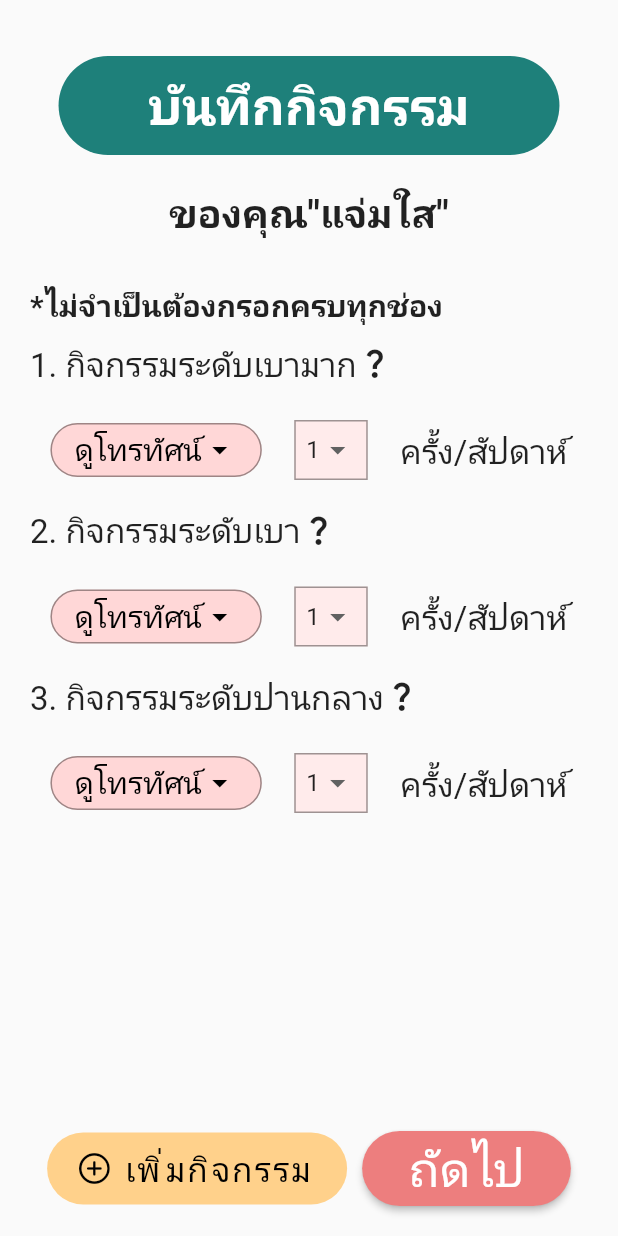
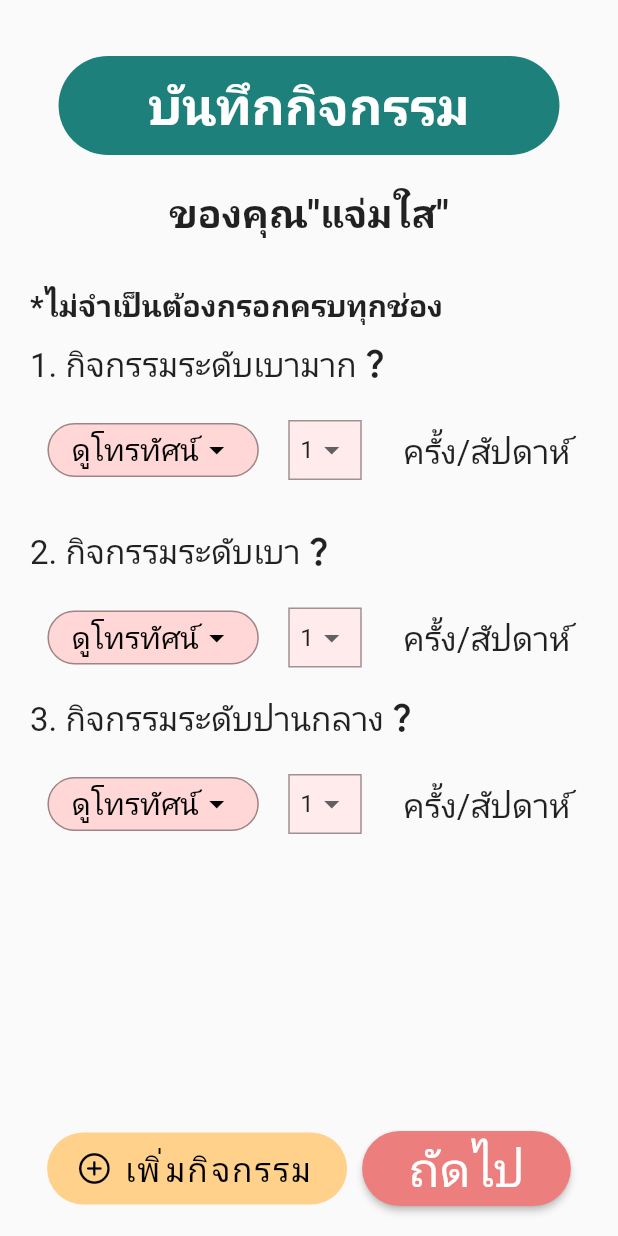
Before and after one commit to AINutritionProject/KinDeeUDee, a Flutter app: the ActivityForm screen opened directly, on a phone screen of 412 x 824 dp. Run offline on Flutter 3.47's test engine with Material 2 defaults, Android fonts, the phone set to English and light mode, and no system bars; our stand-ins replace camera, cloud_firestore, csv, dotted_border, firebase_auth, firebase_core and 6 more; missing offline and left inert: dart:ffi; accounts and stored records are empty.

Commit message:
remove ActivityDisplay's title show title in Activity_form body instead

```diff
--- a/lib/pages/information/activity_form.dart
+++ b/lib/pages/information/activity_form.dart
@@ -234,6 +234,9 @@ class _ActivityFormBodyState extends State<ActivityFormBody> {
     Activity(name: "", frequency: 1),
   ];
   Activity tempActivity = Activity(name: "", frequency: 1);
+  int extraLightAcitivitiesCount = 1;
+  int lightAcitivitiesCount = 1;
+  int mediumAcitivitiesCount = 1;
 
   @override
   Widget build(BuildContext context) {
@@ -248,8 +251,24 @@ class _ActivityFormBodyState extends State<ActivityFormBody> {
               style: TextStyle(fontSize: 20, fontWeight: FontWeight.w700),
             ),
           ),
-          ActivityDisplay(
-            title: "1. กิจกรรมระดับเบามาก",
+          const Padding(
+            padding: EdgeInsets.only(top: 10, bottom: 15),
+            child: Align(
+              alignment: Alignment.centerLeft,
+              child: Row(
+                children: [
+                  Text("1. กิจกรรมระดับเบามาก", style: TextStyle(fontSize: 22)),
+                  Icon(Icons.question_mark_outlined),
+                ],
+              ),
+            ),
+          ),
+          SizedBox(
+            height: 70.0 * extraLightAcitivitiesCount,
+            child: ListView.builder(
+              itemCount: extraLightAcitivitiesCount,
+              itemBuilder: (BuildContext context, int index) {
+                return ActivityDisplay(
                   nameColor: const Color(0xFFFFD7D7),
                   frequencyColor: const Color(0xFFFFEBEB),
                   data: lightActivities,
@@ -261,9 +280,23 @@ class _ActivityFormBodyState extends State<ActivityFormBody> {
                   setSelectedFrequency: (String val) {
                     activities[0].frequency = int.parse(val);
                   },
+                );
+              },
+            ),
+          ),
+          const Padding(
+            padding: EdgeInsets.only(top: 10, bottom: 15),
+            child: Align(
+              alignment: Alignment.centerLeft,
+              child: Row(
+                children: [
+                  Text("2. กิจกรรมระดับเบา", style: TextStyle(fontSize: 22)),
+                  Icon(Icons.question_mark_outlined),
+                ],
+              ),
+            ),
           ),
           ActivityDisplay(
-            title: "2. กิจกรรมระดับเบา",
             nameColor: const Color(0xFFFFD7D7),
             frequencyColor: const Color(0xFFFFEBEB),
             data: lightActivities,
@@ -276,8 +309,20 @@ class _ActivityFormBodyState extends State<ActivityFormBody> {
               activities[1].frequency = int.parse(val);
             },
           ),
+          const Padding(
+            padding: EdgeInsets.only(top: 10, bottom: 15),
+            child: Align(
+              alignment: Alignment.centerLeft,
+              child: Row(
+                children: [
+                  Text("3. กิจกรรมระดับปานกลาง",
+                      style: TextStyle(fontSize: 22)),
+                  Icon(Icons.question_mark_outlined),
+                ],
+              ),
+            ),
+          ),
           ActivityDisplay(
-            title: "3. กิจกรรมระดับปานกลาง",
             nameColor: const Color(0xFFFFD7D7),
             frequencyColor: const Color(0xFFFFEBEB),
             data: lightActivities,
@@ -297,22 +342,19 @@ class _ActivityFormBodyState extends State<ActivityFormBody> {
 }
 
 class ActivityDisplay extends StatefulWidget {
-  final String title;
   final Function(String val) setSelectedName;
   final Function(String val) setSelectedFrequency;
   final Color nameColor;
   final Color frequencyColor;
-  final IconData titleIcon;
   final List<String> data;
-  const ActivityDisplay(
-      {super.key,
-      this.title = "",
+  const ActivityDisplay({
+    super.key,
     required this.setSelectedName,
     required this.setSelectedFrequency,
     required this.data,
     this.nameColor = Colors.white,
     this.frequencyColor = Colors.white,
-      this.titleIcon = Icons.question_mark_outlined});
+  });
 
   @override
   State<ActivityDisplay> createState() => _ActivityDisplayState();
@@ -323,18 +365,6 @@ class _ActivityDisplayState extends State<ActivityDisplay> {
   Widget build(BuildContext context) {
     return Column(
       children: [
-        Padding(
-          padding: const EdgeInsets.only(top: 10, bottom: 15),
-          child: Align(
-            alignment: Alignment.centerLeft,
-            child: Row(
-              children: [
-                Text(widget.title, style: const TextStyle(fontSize: 22)),
-                Icon(widget.titleIcon),
-              ],
-            ),
-          ),
-        ),
         Row(
           mainAxisAlignment: MainAxisAlignment.spaceEvenly,
           children: [
@@ -351,9 +381,12 @@ class _ActivityDisplayState extends State<ActivityDisplay> {
               buttonColor: widget.frequencyColor,
               setSelectedItem: widget.setSelectedFrequency,
             ),
-            const Text(
+            const Padding(
+              padding: EdgeInsets.only(left: 8.0),
+              child: Text(
                 "ครั้ง/สัปดาห์",
                 style: TextStyle(fontSize: 22),
+              ),
             ),
           ],
         ),
```
Lines whose indentation alone changed are shown as unchanged.
